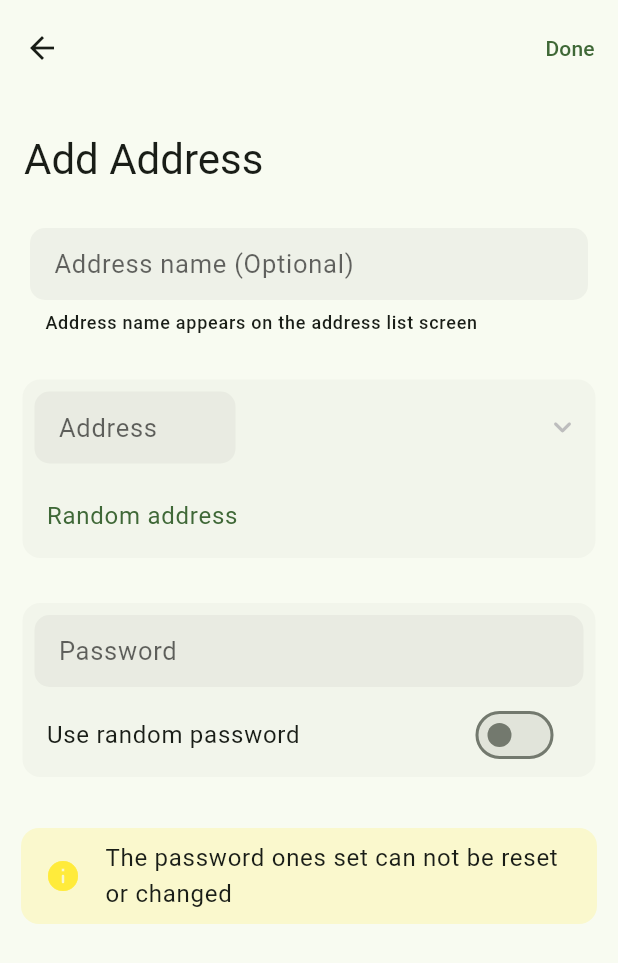
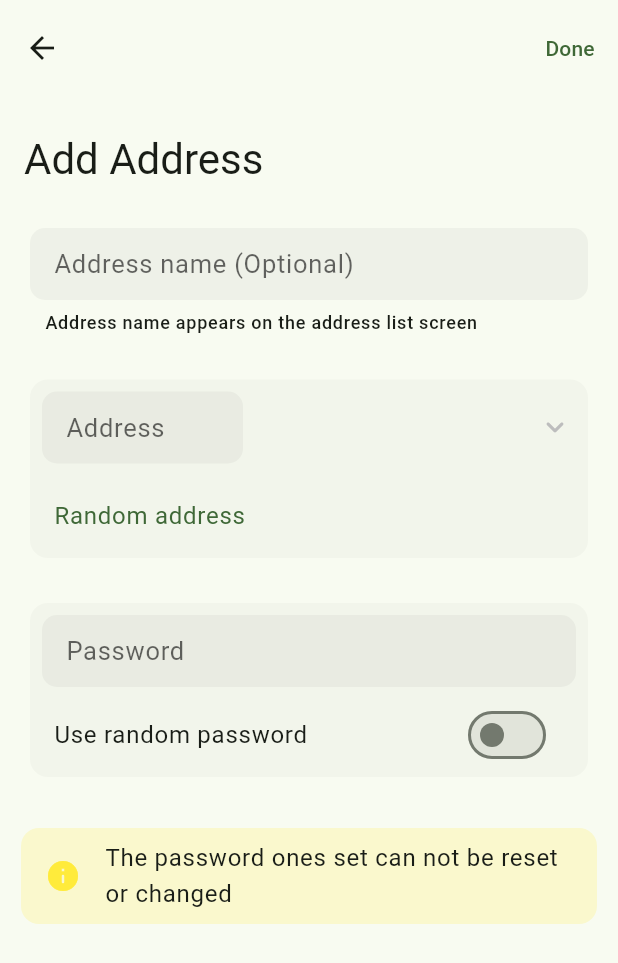
Before and after one commit to rishi-singh26/TempBox-Flutter, a Flutter app: the AddAddress screen opened directly, on a phone screen of 412 x 824 dp. Shown: the top 963 px of the screen. Run offline on Flutter 3.47's test engine with Material 3 defaults, Android fonts, the phone set to English and light mode, and no system bars; our stand-ins replace equatable, flutter_bloc, hydrated_bloc; missing offline and left inert: mailtm_client.

Commit message:
Updated margin

```diff
--- a/lib/shared/components/card_list_tile.dart
+++ b/lib/shared/components/card_list_tile.dart
@@ -16,7 +16,7 @@ class CardListTile extends StatelessWidget {
   @override
   Widget build(BuildContext context) {
     return Card(
-      margin: margin ?? const EdgeInsets.symmetric(horizontal: 15),
+      margin: margin ?? const EdgeInsets.symmetric(horizontal: 20),
       clipBehavior: Clip.hardEdge,
       elevation: 0,
       shape: RoundedRectangleBorder(
```
